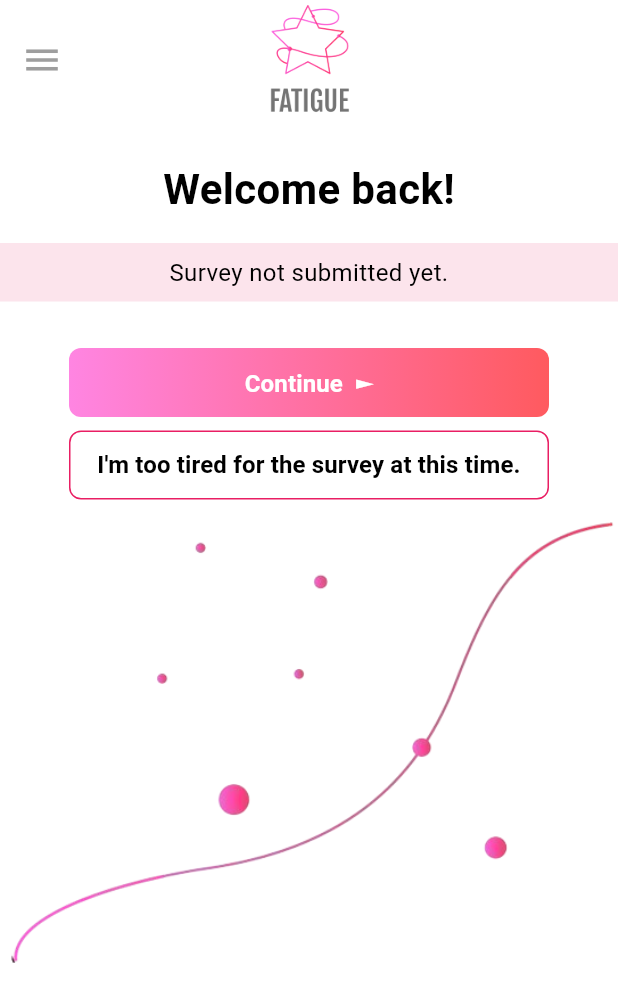
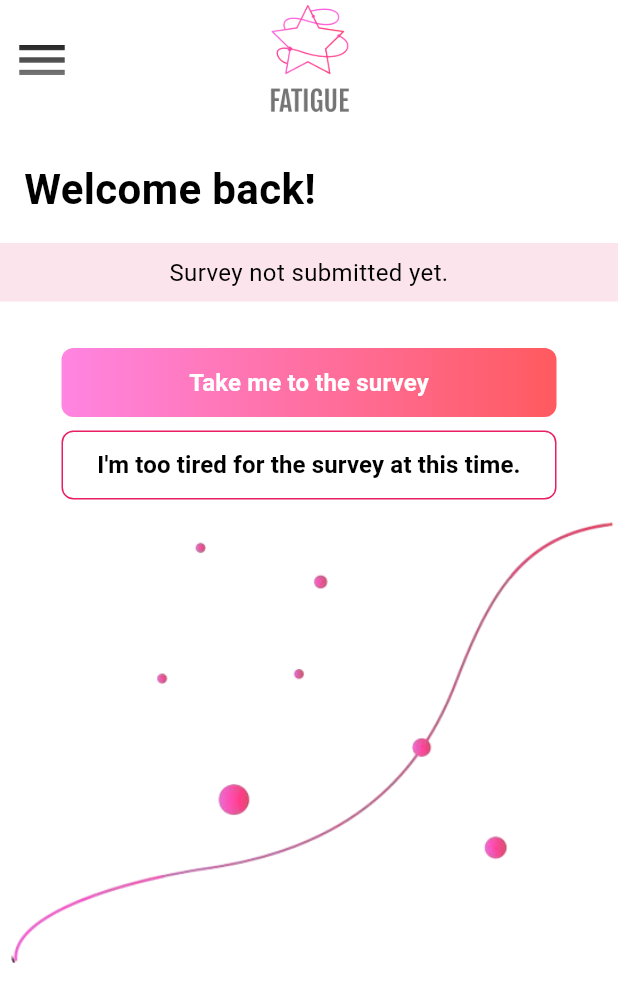
Before and after one commit to anusii/msfatigue, a Flutter app: the WelcomeBackScreen screen opened directly, on a phone screen of 412 x 824 dp. Shown: the top 1002 px of the screen. Run offline on Flutter 3.47's test engine with Material 3 defaults, Android fonts, the phone set to English and light mode, and no system bars; our stand-ins replace equatable, flutter_bloc, flutter_markdown, gap, package_info_plus, shared_preferences and 1 more; missing offline and left inert: rdflib, solidpod, window_manager; accounts and stored records are empty.

Commit message:
update welcome back screen

```diff
--- a/lib/main.dart
+++ b/lib/main.dart
@@ -67,8 +67,8 @@ Future<void> main() async {
   // Decide which screen to show on startup.
 
   final Widget initialScreen = allCredentialsPresent
-      ? const WelcomeBackScreen()  // If all creds exist, show "WelcomeBackScreen".
-      : const WelcomeScreen();      // Otherwise, show "WelcomeScreen".
+      ? const WelcomeBackScreen() // If all creds exist, show "WelcomeBackScreen".
+      : const WelcomeScreen(); // Otherwise, show "WelcomeScreen".
 
   final surveyFilename = await createSurveyFilename();
 
--- a/lib/questionnaire/welcome_back.dart
+++ b/lib/questionnaire/welcome_back.dart
@@ -5,6 +5,7 @@ import 'package:solidpod/solidpod.dart';
 import 'package:shared_preferences/shared_preferences.dart';
 
 import 'package:msfatigue/questionnaire/question.dart';
+import 'package:msfatigue/welcome.dart';
 import 'package:msfatigue/widgets/dialog/show_warning.dart';
 import 'package:msfatigue/widgets/image/image.dart';
 import 'package:msfatigue/widgets/drawer/side_drawer.dart';
@@ -123,10 +124,14 @@ class _WelcomeBackScreenState extends State<WelcomeBackScreen> {
         leading: Builder(
           builder: (BuildContext context) {
             return IconButton(
-              icon: const Icon(
-                Icons.menu,
-                color: Colors.grey,
-                size: 28, // smaller, grey
+              icon: GradientIcon(
+                icon: Icons.menu,
+                size: 40.0,
+                gradient: LinearGradient(
+                  colors: [Colors.black, Colors.grey],
+                  begin: Alignment.topCenter,
+                  end: Alignment.bottomCenter,
+                ),
               ),
               onPressed: () => Scaffold.of(context).openDrawer(),
             );
@@ -158,6 +163,8 @@ class _WelcomeBackScreenState extends State<WelcomeBackScreen> {
 
                   Padding(
                     padding: const EdgeInsets.symmetric(horizontal: 16.0),
+                    child: Align(
+                      alignment: Alignment.centerLeft, // Force left alignment
                       child: Text(
                         greetingText,
                         style: const TextStyle(
@@ -166,6 +173,7 @@ class _WelcomeBackScreenState extends State<WelcomeBackScreen> {
                           color: Colors.black,
                         ),
                         textAlign: TextAlign.start,
+                      ),
                     ),
                   ),
 
@@ -199,7 +207,7 @@ class _WelcomeBackScreenState extends State<WelcomeBackScreen> {
                   // "Continue" button.
 
                   SizedBox(
-                    width: 320,
+                    width: 330,
                     child: ElevatedButton(
                       onPressed: () {
                         // Implement navigation to survey.
@@ -219,7 +227,7 @@ class _WelcomeBackScreenState extends State<WelcomeBackScreen> {
                         shadowColor: Colors.transparent,
                       ),
                       child: Container(
-                        width: 320,
+                        width: 330,
                         height: 46,
                         padding: const EdgeInsets.symmetric(vertical: 8),
                         decoration: BoxDecoration(
@@ -235,7 +243,7 @@ class _WelcomeBackScreenState extends State<WelcomeBackScreen> {
                         ),
                         child: const Center(
                           child: Text(
-                            'Continue  ►',
+                            'Take me to the survey',
                             style: TextStyle(
                               color: Colors.white,
                               fontSize: 16,
@@ -250,7 +258,7 @@ class _WelcomeBackScreenState extends State<WelcomeBackScreen> {
                   const SizedBox(height: 8),
 
                   SizedBox(
-                    width: 320,
+                    width: 330,
                     height: 46,
                     child: OutlinedButton(
                       onPressed: () {
--- a/lib/welcome.dart
+++ b/lib/welcome.dart
@@ -24,11 +24,11 @@ class GradientIcon extends StatelessWidget {
   final Gradient gradient;
 
   const GradientIcon({
-    Key? key,
+    super.key,
     required this.icon,
     required this.size,
     required this.gradient,
-  }) : super(key: key);
+  });
 
   @override
   Widget build(BuildContext context) {
@@ -109,7 +109,7 @@ class _WelcomeScreenState extends State<WelcomeScreen> {
               // ),
               icon: GradientIcon(
                 icon: Icons.menu,
-                size: 30.0,
+                size: 40.0,
                 gradient: LinearGradient(
                   colors: [Colors.black, Colors.grey],
                   begin: Alignment.topCenter,
```
Also changed, not shown: lib/questionnaire/submit_confirmation.dart (+8 -4 lines), 2 other files. Lines whose indentation alone changed are shown as unchanged.
